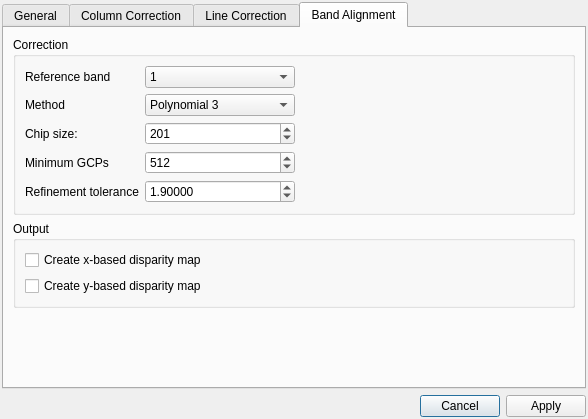
Old version of the form python/plugins/sumbandilasat/settings.ui in the repository timlinux/QGIS.
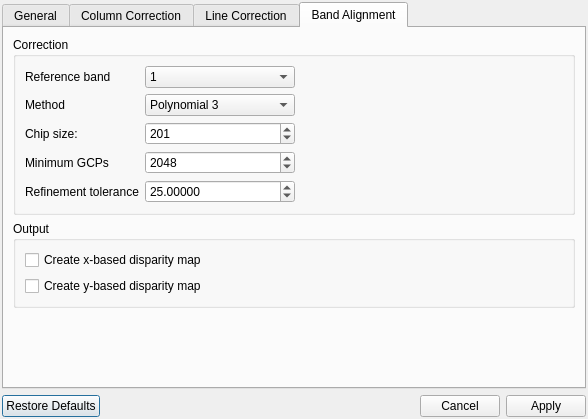
New version of the form. The open tabs and pages were chosen to show the change.

Commit message: Some updates and 'restore defaults' for the settings and options in the SumbandilaSat batch processing plugin

```diff
--- a/python/plugins/sumbandilasat/settings.ui
+++ b/python/plugins/sumbandilasat/settings.ui
@@ -444,7 +444,7 @@
              <number>9999</number>
             </property>
             <property name="value">
-             <number>512</number>
+             <number>2048</number>
             </property>
            </widget>
           </item>
@@ -470,7 +470,7 @@
              <double>999.990000000000009</double>
             </property>
             <property name="value">
-             <double>1.900000000000000</double>
+             <double>25.000000000000000</double>
             </property>
            </widget>
           </item>
@@ -552,7 +552,7 @@
    <item row="1" column="0">
     <widget class="QDialogButtonBox" name="buttonBox">
      <property name="standardButtons">
-      <set>QDialogButtonBox::Apply|QDialogButtonBox::Cancel</set>
+      <set>QDialogButtonBox::Apply|QDialogButtonBox::Cancel|QDialogButtonBox::RestoreDefaults</set>
      </property>
     </widget>
    </item>
```
Left out of the diff: 2 changed lines with no effect on the pictures. The commit also changes 1 other file.
